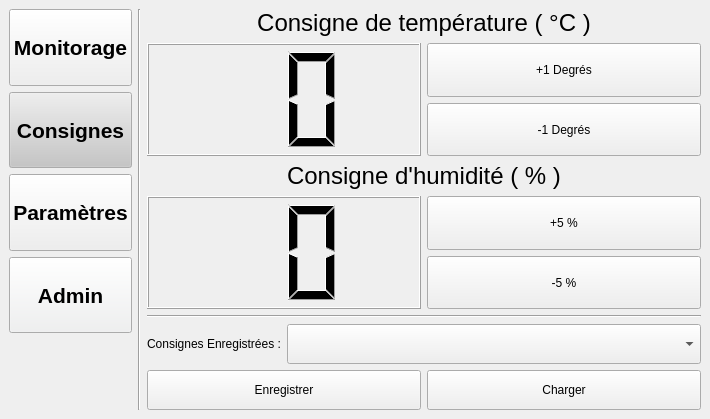
This is Projet_EC_GUI/GUI_PEC_Control.ui in wbouchard98/environnement-controler as Qt 5 draws it before an edit. The edited form follows.
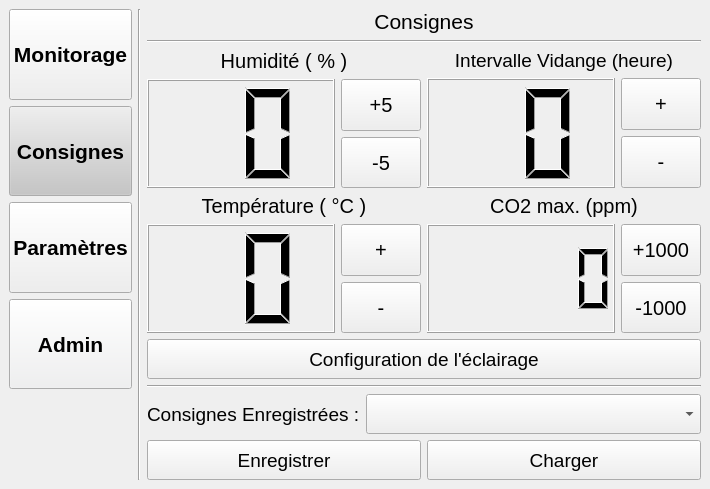
This is the edited form.

What changed in the file:
```diff
--- a/Projet_EC_GUI/GUI_PEC_Control.ui
+++ b/Projet_EC_GUI/GUI_PEC_Control.ui
@@ -7,14 +7,14 @@
     <x>0</x>
     <y>0</y>
     <width>710</width>
-    <height>419</height>
+    <height>489</height>
    </rect>
   </property>
   <property name="windowTitle">
    <string>GUI_ProjetEC_Consignes</string>
   </property>
   <widget class="QWidget" name="centralwidget">
-   <layout class="QHBoxLayout" name="horizontalLayout_15">
+   <layout class="QHBoxLayout" name="horizontalLayout_16">
     <item>
      <layout class="QHBoxLayout" name="horizontalLayout">
       <item>
@@ -247,22 +247,18 @@
        </widget>
       </item>
       <item>
-       <layout class="QHBoxLayout" name="horizontalLayout_2">
-        <item>
          <layout class="QVBoxLayout" name="verticalLayout_3">
           <item>
-           <layout class="QVBoxLayout" name="verticalLayout_4">
+         <layout class="QVBoxLayout" name="verticalLayout_42">
             <item>
-             <layout class="QVBoxLayout" name="verticalLayout_7">
-              <item>
-               <widget class="QLabel" name="lbl_Temp_Set">
+           <widget class="QLabel" name="lbl_Consignes">
                 <property name="font">
                  <font>
-                  <pointsize>18</pointsize>
+              <pointsize>16</pointsize>
                  </font>
                 </property>
                 <property name="text">
-                 <string>Consigne de température ( °C )</string>
+             <string>Consignes</string>
                 </property>
                 <property name="alignment">
                  <set>Qt::AlignCenter</set>
@@ -271,65 +267,23 @@
               </item>
              </layout>
             </item>
+        <item>
+         <widget class="Line" name="line_3">
+          <property name="orientation">
+           <enum>Qt::Horizontal</enum>
+          </property>
+         </widget>
+        </item>
+        <item>
+         <layout class="QHBoxLayout" name="horizontalLayout_2">
             <item>
              <layout class="QHBoxLayout" name="horizontalLayout_3">
               <item>
-               <layout class="QHBoxLayout" name="horizontalLayout_5">
+             <layout class="QHBoxLayout" name="horizontalLayout_10">
                 <item>
-                 <widget class="QLCDNumber" name="lcd_Temp_Set">
-                  <property name="digitCount">
-                   <number>2</number>
-                  </property>
-                 </widget>
-                </item>
-               </layout>
-              </item>
+               <layout class="QVBoxLayout" name="verticalLayout_9">
               <item>
-               <layout class="QHBoxLayout" name="horizontalLayout_6">
-                <item>
-                 <layout class="QVBoxLayout" name="verticalLayout_8">
-                  <item>
-                   <layout class="QVBoxLayout" name="verticalLayout_14">
-                    <item>
-                     <widget class="QPushButton" name="btn_Augment_Temp">
-                      <property name="sizePolicy">
-                       <sizepolicy hsizetype="Minimum" vsizetype="Expanding">
-                        <horstretch>0</horstretch>
-                        <verstretch>0</verstretch>
-                       </sizepolicy>
-                      </property>
-                      <property name="text">
-                       <string>+1 Degrés</string>
-                      </property>
-                     </widget>
-                    </item>
-                   </layout>
-                  </item>
-                  <item>
-                   <layout class="QVBoxLayout" name="verticalLayout_13">
-                    <item>
-                     <widget class="QPushButton" name="btn_Decrement_Temp">
-                      <property name="sizePolicy">
-                       <sizepolicy hsizetype="Minimum" vsizetype="Expanding">
-                        <horstretch>0</horstretch>
-                        <verstretch>0</verstretch>
-                       </sizepolicy>
-                      </property>
-                      <property name="text">
-                       <string>-1 Degrés</string>
-                      </property>
-                     </widget>
-                    </item>
-                   </layout>
-                  </item>
-                 </layout>
-                </item>
-               </layout>
-              </item>
-             </layout>
-            </item>
-           </layout>
-          </item>
+                 <layout class="QVBoxLayout" name="verticalLayout_19">
           <item>
            <layout class="QVBoxLayout" name="verticalLayout_6">
             <item>
@@ -338,11 +292,11 @@
                <widget class="QLabel" name="lbl_Hum_Set">
                 <property name="font">
                  <font>
-                  <pointsize>18</pointsize>
+                          <pointsize>15</pointsize>
                  </font>
                 </property>
                 <property name="text">
-                 <string>Consigne d'humidité ( % )</string>
+                         <string>Humidité ( % )</string>
                 </property>
                 <property name="alignment">
                  <set>Qt::AlignCenter</set>
@@ -357,6 +311,12 @@
                <layout class="QHBoxLayout" name="horizontalLayout_7">
                 <item>
                  <widget class="QLCDNumber" name="lcd_Humid_Set">
+                          <property name="sizePolicy">
+                           <sizepolicy hsizetype="Expanding" vsizetype="Minimum">
+                            <horstretch>0</horstretch>
+                            <verstretch>0</verstretch>
+                           </sizepolicy>
+                          </property>
                   <property name="digitCount">
                    <number>2</number>
                   </property>
@@ -373,13 +333,24 @@
                     <item>
                      <widget class="QPushButton" name="btn_Augment_Humid">
                       <property name="sizePolicy">
-                       <sizepolicy hsizetype="Minimum" vsizetype="Expanding">
+                               <sizepolicy hsizetype="Fixed" vsizetype="Expanding">
                         <horstretch>0</horstretch>
                         <verstretch>0</verstretch>
                        </sizepolicy>
                       </property>
+                              <property name="minimumSize">
+                               <size>
+                                <width>60</width>
+                                <height>0</height>
+                               </size>
+                              </property>
+                              <property name="font">
+                               <font>
+                                <pointsize>15</pointsize>
+                               </font>
+                              </property>
                       <property name="text">
-                       <string>+5 %</string>
+                               <string>+5</string>
                       </property>
                      </widget>
                     </item>
@@ -390,17 +361,416 @@
                     <item>
                      <widget class="QPushButton" name="btn_Decrement_Humid">
                       <property name="sizePolicy">
-                       <sizepolicy hsizetype="Minimum" vsizetype="Expanding">
+                               <sizepolicy hsizetype="Fixed" vsizetype="Expanding">
                         <horstretch>0</horstretch>
                         <verstretch>0</verstretch>
                        </sizepolicy>
                       </property>
+                              <property name="minimumSize">
+                               <size>
+                                <width>60</width>
+                                <height>0</height>
+                               </size>
+                              </property>
+                              <property name="font">
+                               <font>
+                                <pointsize>15</pointsize>
+                               </font>
+                              </property>
                       <property name="text">
-                       <string>-5 %</string>
+                               <string>-5</string>
                       </property>
                      </widget>
                     </item>
                    </layout>
+                          </item>
+                         </layout>
+                        </item>
+                       </layout>
+                      </item>
+                     </layout>
+                    </item>
+                   </layout>
+                  </item>
+                  <item>
+                   <layout class="QVBoxLayout" name="verticalLayout_4">
+                    <item>
+                     <layout class="QVBoxLayout" name="verticalLayout_7">
+                      <item>
+                       <widget class="QLabel" name="lbl_Temp_Set">
+                        <property name="font">
+                         <font>
+                          <pointsize>15</pointsize>
+                         </font>
+                        </property>
+                        <property name="text">
+                         <string>Température ( °C )</string>
+                        </property>
+                        <property name="alignment">
+                         <set>Qt::AlignCenter</set>
+                        </property>
+                       </widget>
+                      </item>
+                     </layout>
+                    </item>
+                    <item>
+                     <layout class="QHBoxLayout" name="horizontalLayout_5">
+                      <item>
+                       <layout class="QHBoxLayout" name="horizontalLayout_6">
+                        <item>
+                         <widget class="QLCDNumber" name="lcd_Temp_Set">
+                          <property name="sizePolicy">
+                           <sizepolicy hsizetype="Expanding" vsizetype="Minimum">
+                            <horstretch>0</horstretch>
+                            <verstretch>0</verstretch>
+                           </sizepolicy>
+                          </property>
+                          <property name="digitCount">
+                           <number>2</number>
+                          </property>
+                         </widget>
+                        </item>
+                       </layout>
+                      </item>
+                      <item>
+                       <layout class="QHBoxLayout" name="horizontalLayout_9">
+                        <item>
+                         <layout class="QVBoxLayout" name="verticalLayout_8">
+                          <item>
+                           <layout class="QVBoxLayout" name="verticalLayout_14">
+                            <item>
+                             <widget class="QPushButton" name="btn_Augment_Temp">
+                              <property name="sizePolicy">
+                               <sizepolicy hsizetype="Fixed" vsizetype="Expanding">
+                                <horstretch>0</horstretch>
+                                <verstretch>0</verstretch>
+                               </sizepolicy>
+                              </property>
+                              <property name="minimumSize">
+                               <size>
+                                <width>60</width>
+                                <height>0</height>
+                               </size>
+                              </property>
+                              <property name="font">
+                               <font>
+                                <pointsize>15</pointsize>
+                               </font>
+                              </property>
+                              <property name="text">
+                               <string>+</string>
+                              </property>
+                             </widget>
+                            </item>
+                           </layout>
+                          </item>
+                          <item>
+                           <layout class="QVBoxLayout" name="verticalLayout_13">
+                            <item>
+                             <widget class="QPushButton" name="btn_Decrement_Temp">
+                              <property name="sizePolicy">
+                               <sizepolicy hsizetype="Fixed" vsizetype="Expanding">
+                                <horstretch>0</horstretch>
+                                <verstretch>0</verstretch>
+                               </sizepolicy>
+                              </property>
+                              <property name="minimumSize">
+                               <size>
+                                <width>60</width>
+                                <height>0</height>
+                               </size>
+                              </property>
+                              <property name="font">
+                               <font>
+                                <pointsize>15</pointsize>
+                               </font>
+                              </property>
+                              <property name="text">
+                               <string>-</string>
+                              </property>
+                             </widget>
+                            </item>
+                           </layout>
+                          </item>
+                         </layout>
+                        </item>
+                       </layout>
+                      </item>
+                     </layout>
+                    </item>
+                   </layout>
+                  </item>
+                 </layout>
+                </item>
+               </layout>
+              </item>
+             </layout>
+            </item>
+            <item>
+             <layout class="QHBoxLayout" name="horizontalLayout_11">
+              <item>
+               <layout class="QVBoxLayout" name="verticalLayout_25">
+                <item>
+                 <layout class="QVBoxLayout" name="verticalLayout_20">
+                  <item>
+                   <layout class="QVBoxLayout" name="verticalLayout_21">
+                    <item>
+                     <widget class="QLabel" name="lbl_Inter_Vidange">
+                      <property name="font">
+                       <font>
+                        <pointsize>14</pointsize>
+                       </font>
+                      </property>
+                      <property name="text">
+                       <string>Intervalle Vidange (heure)</string>
+                      </property>
+                      <property name="alignment">
+                       <set>Qt::AlignCenter</set>
+                      </property>
+                     </widget>
+                    </item>
+                   </layout>
+                  </item>
+                  <item>
+                   <layout class="QHBoxLayout" name="horizontalLayout_12">
+                    <item>
+                     <layout class="QHBoxLayout" name="horizontalLayout_13">
+                      <item>
+                       <widget class="QLCDNumber" name="lcd_Inter_Vid_Set">
+                        <property name="sizePolicy">
+                         <sizepolicy hsizetype="Expanding" vsizetype="Minimum">
+                          <horstretch>0</horstretch>
+                          <verstretch>0</verstretch>
+                         </sizepolicy>
+                        </property>
+                        <property name="smallDecimalPoint">
+                         <bool>false</bool>
+                        </property>
+                        <property name="digitCount">
+                         <number>2</number>
+                        </property>
+                        <property name="segmentStyle">
+                         <enum>QLCDNumber::Filled</enum>
+                        </property>
+                       </widget>
+                      </item>
+                     </layout>
+                    </item>
+                    <item>
+                     <layout class="QHBoxLayout" name="horizontalLayout_14">
+                      <item>
+                       <layout class="QVBoxLayout" name="verticalLayout_22">
+                        <item>
+                         <layout class="QVBoxLayout" name="verticalLayout_23">
+                          <item>
+                           <widget class="QPushButton" name="btn_Augment_Int_Vid">
+                            <property name="sizePolicy">
+                             <sizepolicy hsizetype="Fixed" vsizetype="Expanding">
+                              <horstretch>0</horstretch>
+                              <verstretch>0</verstretch>
+                             </sizepolicy>
+                            </property>
+                            <property name="minimumSize">
+                             <size>
+                              <width>60</width>
+                              <height>0</height>
+                             </size>
+                            </property>
+                            <property name="font">
+                             <font>
+                              <pointsize>15</pointsize>
+                             </font>
+                            </property>
+                            <property name="text">
+                             <string>+</string>
+                            </property>
+                           </widget>
+                          </item>
+                         </layout>
+                        </item>
+                        <item>
+                         <layout class="QVBoxLayout" name="verticalLayout_24">
+                          <item>
+                           <widget class="QPushButton" name="btn_Decrement_Int_Vid">
+                            <property name="sizePolicy">
+                             <sizepolicy hsizetype="Fixed" vsizetype="Expanding">
+                              <horstretch>0</horstretch>
+                              <verstretch>0</verstretch>
+                             </sizepolicy>
+                            </property>
+                            <property name="minimumSize">
+                             <size>
+                              <width>60</width>
+                              <height>0</height>
+                             </size>
+                            </property>
+                            <property name="font">
+                             <font>
+                              <pointsize>15</pointsize>
+                             </font>
+                            </property>
+                            <property name="text">
+                             <string>-</string>
+                            </property>
+                           </widget>
+                          </item>
+                         </layout>
+                        </item>
+                       </layout>
+                      </item>
+                     </layout>
+                    </item>
+                   </layout>
+                  </item>
+                 </layout>
+                </item>
+                <item>
+                 <layout class="QVBoxLayout" name="verticalLayout_26">
+                  <item>
+                   <layout class="QVBoxLayout" name="verticalLayout_32">
+                    <item>
+                     <widget class="QLabel" name="lbl_Dioxide">
+                      <property name="font">
+                       <font>
+                        <pointsize>15</pointsize>
+                       </font>
+                      </property>
+                      <property name="text">
+                       <string>CO2 max. (ppm)</string>
+                      </property>
+                      <property name="alignment">
+                       <set>Qt::AlignCenter</set>
+                      </property>
+                     </widget>
+                    </item>
+                   </layout>
+                  </item>
+                  <item>
+                   <layout class="QHBoxLayout" name="horizontalLayout_20">
+                    <item>
+                     <layout class="QHBoxLayout" name="horizontalLayout_21">
+                      <item>
+                       <widget class="QLCDNumber" name="lcd_Dioxide_Set">
+                        <property name="sizePolicy">
+                         <sizepolicy hsizetype="Expanding" vsizetype="Minimum">
+                          <horstretch>0</horstretch>
+                          <verstretch>0</verstretch>
+                         </sizepolicy>
+                        </property>
+                        <property name="digitCount">
+                         <number>5</number>
+                        </property>
+                       </widget>
+                      </item>
+                     </layout>
+                    </item>
+                    <item>
+                     <layout class="QHBoxLayout" name="horizontalLayout_22">
+                      <item>
+                       <layout class="QVBoxLayout" name="verticalLayout_33">
+                        <item>
+                         <layout class="QVBoxLayout" name="verticalLayout_34">
+                          <item>
+                           <widget class="QPushButton" name="btn_Augment_Dioxide">
+                            <property name="sizePolicy">
+                             <sizepolicy hsizetype="Fixed" vsizetype="Expanding">
+                              <horstretch>0</horstretch>
+                              <verstretch>0</verstretch>
+                             </sizepolicy>
+                            </property>
+                            <property name="minimumSize">
+                             <size>
+                              <width>60</width>
+                              <height>0</height>
+                             </size>
+                            </property>
+                            <property name="font">
+                             <font>
+                              <pointsize>15</pointsize>
+                             </font>
+                            </property>
+                            <property name="text">
+                             <string>+1000</string>
+                            </property>
+                           </widget>
+                          </item>
+                         </layout>
+                        </item>
+                        <item>
+                         <layout class="QVBoxLayout" name="verticalLayout_35">
+                          <item>
+                           <widget class="QPushButton" name="btn_Decrement_Dioxide">
+                            <property name="sizePolicy">
+                             <sizepolicy hsizetype="Fixed" vsizetype="Expanding">
+                              <horstretch>0</horstretch>
+                              <verstretch>0</verstretch>
+                             </sizepolicy>
+                            </property>
+                            <property name="minimumSize">
+                             <size>
+                              <width>60</width>
+                              <height>0</height>
+                             </size>
+                            </property>
+                            <property name="font">
+                             <font>
+                              <pointsize>15</pointsize>
+                             </font>
+                            </property>
+                            <property name="text">
+                             <string>-1000</string>
+                            </property>
+                           </widget>
+                          </item>
+                         </layout>
+                        </item>
+                       </layout>
+                      </item>
+                     </layout>
+                    </item>
+                   </layout>
+                  </item>
+                 </layout>
+                </item>
+               </layout>
+              </item>
+             </layout>
+            </item>
+           </layout>
+          </item>
+         </layout>
+        </item>
+        <item>
+         <layout class="QVBoxLayout" name="verticalLayout_27">
+          <item>
+           <layout class="QHBoxLayout" name="horizontalLayout_25">
+            <item>
+             <layout class="QHBoxLayout" name="horizontalLayout_26">
+              <item>
+               <layout class="QHBoxLayout" name="horizontalLayout_27">
+                <item>
+                 <widget class="QPushButton" name="btn_Config_Light">
+                  <property name="sizePolicy">
+                   <sizepolicy hsizetype="Minimum" vsizetype="Fixed">
+                    <horstretch>0</horstretch>
+                    <verstretch>0</verstretch>
+                   </sizepolicy>
+                  </property>
+                  <property name="minimumSize">
+                   <size>
+                    <width>0</width>
+                    <height>40</height>
+                   </size>
+                  </property>
+                  <property name="font">
+                   <font>
+                    <pointsize>14</pointsize>
+                   </font>
+                  </property>
+                  <property name="text">
+                   <string>Configuration de l'éclairage</string>
+                  </property>
+                 </widget>
                   </item>
                  </layout>
                 </item>
@@ -437,6 +807,11 @@
                     <verstretch>0</verstretch>
                    </sizepolicy>
                   </property>
+                <property name="font">
+                 <font>
+                  <pointsize>14</pointsize>
+                 </font>
+                </property>
                   <property name="text">
                    <string>Consignes Enregistrées :</string>
                   </property>
@@ -456,6 +831,11 @@
                     <height>40</height>
                    </size>
                   </property>
+                <property name="font">
+                 <font>
+                  <pointsize>14</pointsize>
+                 </font>
+                </property>
                  </widget>
                 </item>
                </layout>
@@ -480,6 +860,11 @@
                     <height>40</height>
                    </size>
                   </property>
+                <property name="font">
+                 <font>
+                  <pointsize>14</pointsize>
+                 </font>
+                </property>
                   <property name="text">
                    <string>Enregistrer</string>
                   </property>
@@ -493,6 +878,11 @@
                     <verstretch>0</verstretch>
                    </sizepolicy>
                   </property>
+                <property name="font">
+                 <font>
+                  <pointsize>14</pointsize>
+                 </font>
+                </property>
                   <property name="text">
                    <string>Charger</string>
                   </property>
@@ -505,9 +895,7 @@
            </layout>
           </item>
           <item>
-           <layout class="QHBoxLayout" name="horizontalLayout_12"/>
-          </item>
-         </layout>
+         <layout class="QHBoxLayout" name="horizontalLayout_15"/>
         </item>
        </layout>
       </item>
```
Lines whose indentation alone changed are shown as unchanged.
